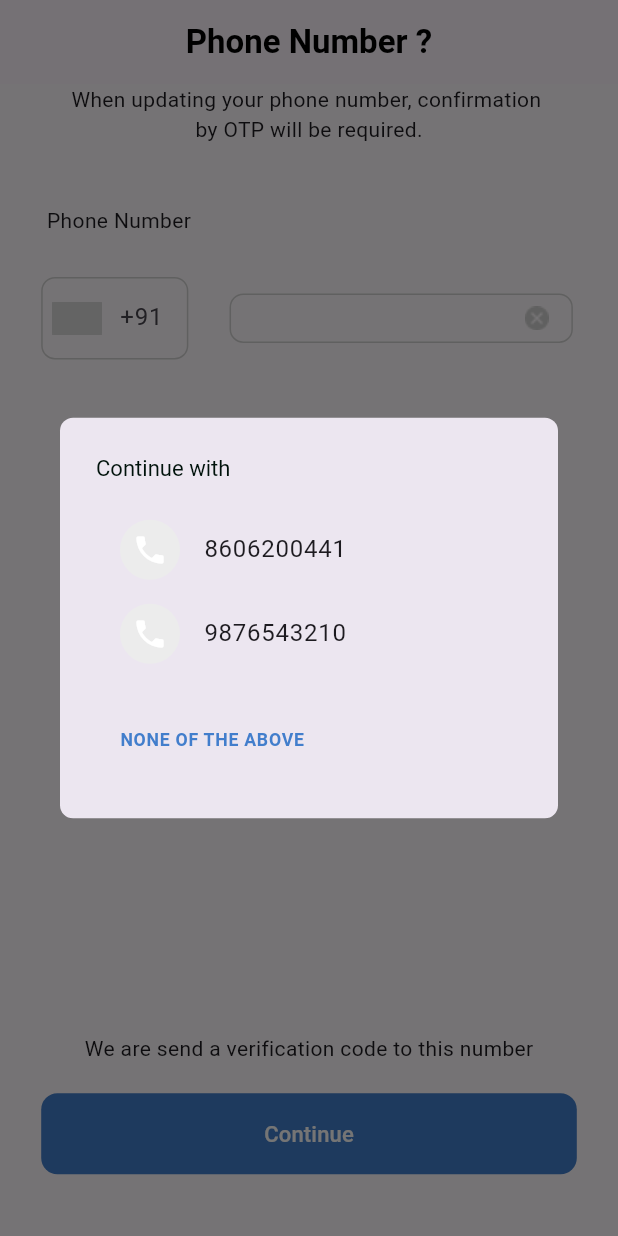
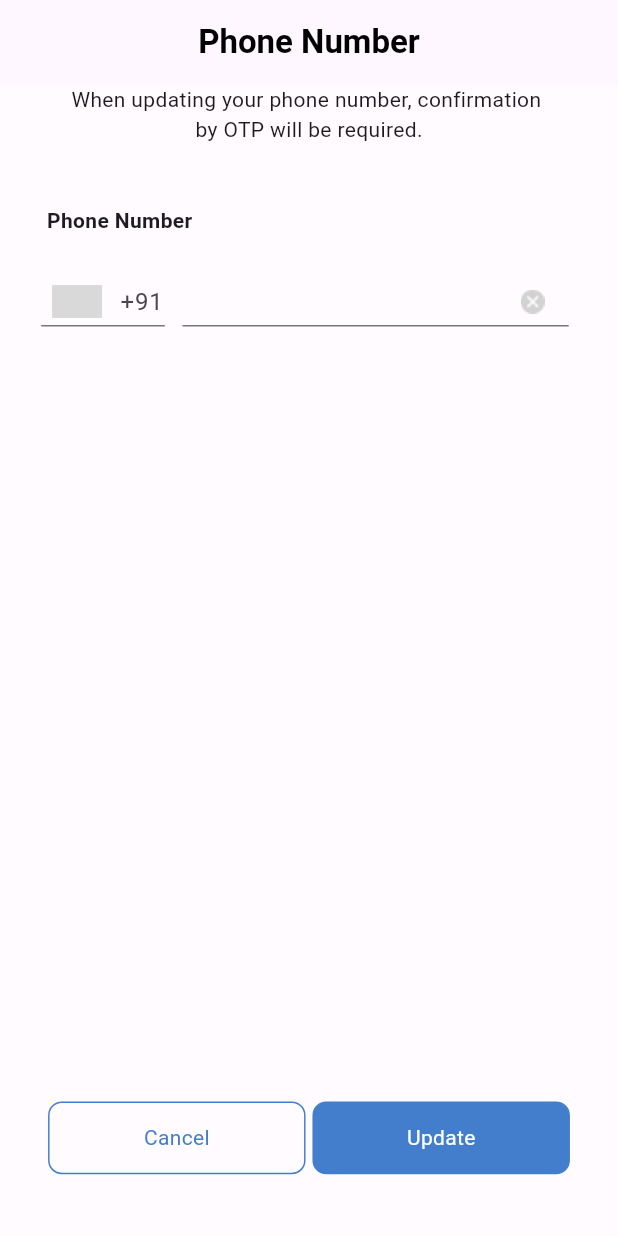
Before and after one commit to Syamkrishna2272/Village_App, a Flutter app: the MobileNumberScreen screen opened directly, on a phone screen of 412 x 824 dp. Run offline on Flutter 3.47's test engine with Material 3 defaults, Android fonts, the phone set to English and light mode, and no system bars; our stand-ins replace carousel_slider, material_design_icons_flutter.

Commit message:
mobile number modified

```diff
--- a/lib/view/screens/userprofilepage/user_data.dart
+++ b/lib/view/screens/userprofilepage/user_data.dart
@@ -123,7 +123,7 @@ class _UserDataScreenState extends State<UserDataScreen> {
                       SizedBox(width: screenWidth / 3),
                       GestureDetector(
                         onTap: () {
-                          _showBloodGroupBottomSheet(context, screenWidth);
+                          showBloodGroupBottomSheet(context, screenWidth);
                         },
                         child: Text(
                           "A+ve",
@@ -199,7 +199,7 @@ class _UserDataScreenState extends State<UserDataScreen> {
     );
   }
 
-  void _showBloodGroupBottomSheet(BuildContext context, double screenWidth) {
+  void showBloodGroupBottomSheet(BuildContext context, double screenWidth) {
     showModalBottomSheet(
       shape: RoundedRectangleBorder(
         borderRadius: BorderRadius.vertical(
--- a/lib/view/screens/verificationpage/mobile_verification.dart
+++ b/lib/view/screens/verificationpage/mobile_verification.dart
@@ -14,10 +14,12 @@ class MobileNumberScreen extends StatefulWidget {
 class _MobileNumberScreenState extends State<MobileNumberScreen> {
   @override
   void initState() {
+    super.initState();
+    if (!widget.userDataWidget) {
       WidgetsBinding.instance.addPostFrameCallback((_) {
         showMobileNumberDialog(context);
       });
-    super.initState();
+    }
   }
 
   @override
@@ -31,9 +33,7 @@ class _MobileNumberScreenState extends State<MobileNumberScreen> {
         automaticallyImplyLeading: false,
         title: Center(
             child: Text(
-          widget.userDataWidget
-              ? 'Phone Number ?'
-              : 'What is your Phone number',
+          widget.userDataWidget ? 'Phone Number' : 'What is your Phone number',
           style:
               const TextStyle(color: Colors.black, fontWeight: FontWeight.w600),
         )),
@@ -53,9 +53,12 @@ class _MobileNumberScreenState extends State<MobileNumberScreen> {
                     left: screenWidth / 15,
                     top: screenHeight / 20,
                   ),
-                  child: Text(widget.userDataWidget
+                  child: Text(
+                    widget.userDataWidget
                         ? " Phone Number"
-                      : "Enter Phone Number"),
+                        : "Enter Phone Number",
+                    style: const TextStyle(fontWeight: FontWeight.w600),
+                  ),
                 ),
                 SizedBox(
                   height: screenHeight / 30,
@@ -64,32 +67,7 @@ class _MobileNumberScreenState extends State<MobileNumberScreen> {
                   children: [
                     Padding(
                       padding: EdgeInsets.only(left: screenWidth / 15),
-                      child: widget.userDataWidget
-                          ? SizedBox(
-                              height: screenHeight / 15,
-                              width: screenWidth / 4.2,
-                              child: TextFormField(
-                                readOnly: true,
-                                textAlign: TextAlign.center,
-                                decoration: InputDecoration(
-                                  enabledBorder: OutlineInputBorder(
-                                      borderRadius: BorderRadius.circular(
-                                          screenWidth / 45),
-                                      borderSide: const BorderSide(
-                                          color: Color(0XFFD2D2D2))),
-                                  hintText: '+91',
-                                  prefixIcon: Padding(
-                                    padding: EdgeInsets.all(screenWidth / 100),
-                                    child: Image.asset(
-                                      'lib/asset/img/Rectangle 116.png',
-                                      width: screenWidth / 20,
-                                      height: screenHeight / 20,
-                                    ),
-                                  ),
-                                ),
-                              ),
-                            )
-                          : SizedBox(
+                      child: SizedBox(
                         height: screenHeight / 25,
                         width: screenWidth / 5,
                         child: TextFormField(
@@ -110,38 +88,12 @@ class _MobileNumberScreenState extends State<MobileNumberScreen> {
                       ),
                     ),
                     SizedBox(
-                      width: screenWidth / 15,
+                      width: screenWidth / 35,
                     ),
                     SizedBox(
                       height: screenHeight / 25,
-                      width: screenWidth / 1.8,
-                      child: widget.userDataWidget
-                          ? TextField(
-                              keyboardType: TextInputType.number,
-                              maxLength: 10,
-                              textAlign: TextAlign.start,
-                              style: TextStyle(fontSize: screenWidth / 23),
-                              decoration: InputDecoration(
-                                enabledBorder: OutlineInputBorder(
-                                    borderRadius:
-                                        BorderRadius.circular(screenWidth / 45),
-                                    borderSide: const BorderSide(
-                                        color: Color(0XFFD2D2D2))),
-                                suffixIcon: Padding(
-                                  padding: EdgeInsets.all(screenWidth / 50),
-                                  child: Image.asset(
-                                    'lib/asset/img/cancel.png',
-                                    width: screenWidth / 20,
-                                    height: screenWidth / 20,
-                                  ),
-                                ),
-                                counterText: '',
-                                contentPadding: EdgeInsets.symmetric(
-                                  vertical: screenHeight / 65,
-                                ),
-                              ),
-                            )
-                          : TextField(
+                      width: screenWidth / 1.6,
+                      child: TextField(
                         keyboardType: TextInputType.number,
                         maxLength: 10,
                         textAlign: TextAlign.start,
@@ -167,7 +119,9 @@ class _MobileNumberScreenState extends State<MobileNumberScreen> {
               ],
             ),
             const Spacer(),
-            const Text("We are send a verification code to this number"),
+            Text(widget.userDataWidget
+                ? ""
+                : "We are send a verification code to this number"),
             SizedBox(
               height: screenHeight / 42,
             ),
@@ -179,7 +133,52 @@ class _MobileNumberScreenState extends State<MobileNumberScreen> {
               ),
               child: SizedBox(
                 width: double.infinity,
-                child: ButtonWidget(
+                child: widget.userDataWidget
+                    ? Row(
+                        mainAxisAlignment: MainAxisAlignment.spaceEvenly,
+                        children: [
+                          GestureDetector(
+                            onTap: () {
+                              Navigator.of(context).pop();
+                            },
+                            child: Container(
+                              height: screenHeight / 17,
+                              width: screenWidth / 2.4,
+                              decoration: BoxDecoration(
+                                  border: Border.all(
+                                      color: const Color(0XFF427ECC)),
+                                  borderRadius:
+                                      BorderRadius.circular(screenWidth / 45)),
+                              child: const Center(
+                                  child: Text(
+                                "Cancel",
+                                style: TextStyle(
+                                    fontWeight: FontWeight.w400,
+                                    color: Color(0XFF427ECC)),
+                              )),
+                            ),
+                          ),
+                          // Update Button
+                          Container(
+                            height: screenHeight / 17,
+                            width: screenWidth / 2.4,
+                            decoration: BoxDecoration(
+                                color: const Color(0XFF427ECC),
+                                border:
+                                    Border.all(color: const Color(0XFF427ECC)),
+                                borderRadius:
+                                    BorderRadius.circular(screenWidth / 45)),
+                            child: const Center(
+                                child: Text(
+                              "Update",
+                              style: TextStyle(
+                                  fontWeight: FontWeight.w400,
+                                  color: Colors.white),
+                            )),
+                          )
+                        ],
+                      )
+                    : ButtonWidget(
                         screenHeight: screenHeight,
                         screenWidth: screenWidth,
                         buttonColor: const Color(0xFF427ECC),
@@ -187,10 +186,11 @@ class _MobileNumberScreenState extends State<MobileNumberScreen> {
                         fontSize: screenWidth / 28,
                         textColor: Colors.white,
                         onPressed: () {
-                    Navigator.of(context)
-                        .push(MaterialPageRoute(builder: (context) {
+                          Navigator.of(context).push(
+                            MaterialPageRoute(builder: (context) {
                               return const OtpVerificationScreen();
-                    }));
+                            }),
+                          );
                         },
                       ),
               ),
```
Lines whose indentation alone changed are shown as unchanged.
